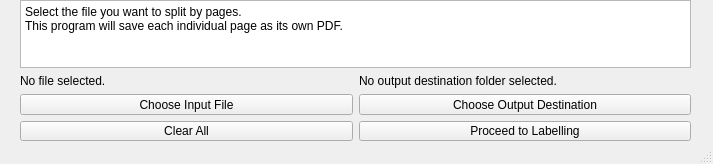
Old version of the form mainwindow.ui in the repository jacobpfondevida/PDF-Page-Splitter.
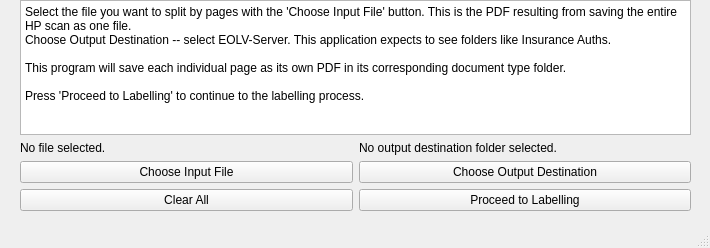
New version of the form.

Commit message: Additional information in main window

The edit to the form file:
```diff
--- a/mainwindow.ui
+++ b/mainwindow.ui
@@ -6,8 +6,8 @@
    <rect>
     <x>0</x>
     <y>0</y>
-    <width>713</width>
-    <height>164</height>
+    <width>710</width>
+    <height>248</height>
    </rect>
   </property>
   <property name="windowTitle">
@@ -20,7 +20,7 @@
       <x>20</x>
       <y>0</y>
       <width>671</width>
-      <height>141</height>
+      <height>211</height>
      </rect>
     </property>
     <layout class="QVBoxLayout" name="verticalLayout_2">
@@ -34,8 +34,12 @@
 li.unchecked::marker { content: &quot;\2610&quot;; }
 li.checked::marker { content: &quot;\2612&quot;; }
 &lt;/style&gt;&lt;/head&gt;&lt;body style=&quot; font-family:'Segoe UI'; font-size:9pt; font-weight:400; font-style:normal;&quot;&gt;
-&lt;p style=&quot; margin-top:0px; margin-bottom:0px; margin-left:0px; margin-right:0px; -qt-block-indent:0; text-indent:0px;&quot;&gt;Select the file you want to split by pages.&lt;/p&gt;
-&lt;p style=&quot; margin-top:0px; margin-bottom:0px; margin-left:0px; margin-right:0px; -qt-block-indent:0; text-indent:0px;&quot;&gt;This program will save each individual page as its own PDF.&lt;/p&gt;&lt;/body&gt;&lt;/html&gt;</string>
+&lt;p style=&quot; margin-top:0px; margin-bottom:0px; margin-left:0px; margin-right:0px; -qt-block-indent:0; text-indent:0px;&quot;&gt;Select the file you want to split by pages with the 'Choose Input File' button. This is the PDF resulting from saving the entire HP scan as one file.&lt;/p&gt;
+&lt;p style=&quot; margin-top:0px; margin-bottom:0px; margin-left:0px; margin-right:0px; -qt-block-indent:0; text-indent:0px;&quot;&gt;Choose Output Destination -- select EOLV-Server. This application expects to see folders like Insurance Auths.&lt;/p&gt;
+&lt;p style=&quot;-qt-paragraph-type:empty; margin-top:0px; margin-bottom:0px; margin-left:0px; margin-right:0px; -qt-block-indent:0; text-indent:0px;&quot;&gt;&lt;br /&gt;&lt;/p&gt;
+&lt;p style=&quot; margin-top:0px; margin-bottom:0px; margin-left:0px; margin-right:0px; -qt-block-indent:0; text-indent:0px;&quot;&gt;This program will save each individual page as its own PDF in its corresponding document type folder.&lt;/p&gt;
+&lt;p style=&quot;-qt-paragraph-type:empty; margin-top:0px; margin-bottom:0px; margin-left:0px; margin-right:0px; -qt-block-indent:0; text-indent:0px;&quot;&gt;&lt;br /&gt;&lt;/p&gt;
+&lt;p style=&quot; margin-top:0px; margin-bottom:0px; margin-left:0px; margin-right:0px; -qt-block-indent:0; text-indent:0px;&quot;&gt;Press 'Proceed to Labelling' to continue to the labelling process.&lt;/p&gt;&lt;/body&gt;&lt;/html&gt;</string>
        </property>
       </widget>
      </item>
```
The commit also changes 1 other file.
